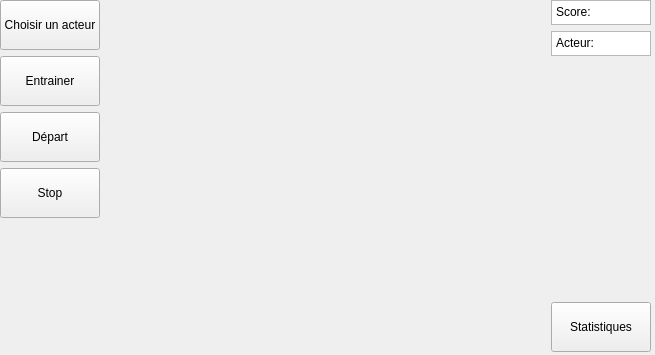
The window that gamewidget.ui (VaelK/snake) describes before a commit, drawn with Qt 5.
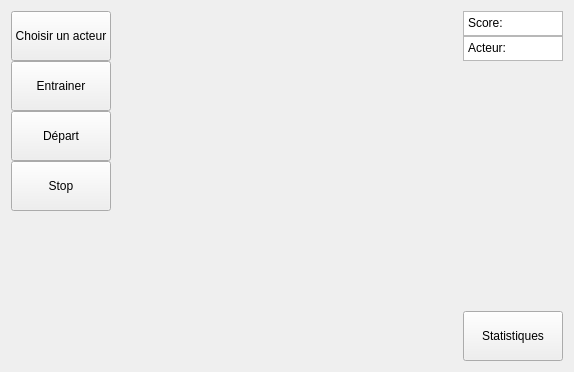
The same window after the commit.

Commit message:
all widgets are scaled according the main window
merge

```diff
--- a/gamewidget.ui
+++ b/gamewidget.ui
@@ -6,23 +6,34 @@
    <rect>
     <x>0</x>
     <y>0</y>
-    <width>655</width>
-    <height>355</height>
+    <width>574</width>
+    <height>370</height>
    </rect>
   </property>
+  <property name="sizePolicy">
+   <sizepolicy hsizetype="Maximum" vsizetype="Expanding">
+    <horstretch>1</horstretch>
+    <verstretch>1</verstretch>
+   </sizepolicy>
+  </property>
   <property name="windowTitle">
    <string>Form</string>
   </property>
-  <widget class="QWidget" name="">
-   <property name="geometry">
-    <rect>
-     <x>0</x>
-     <y>0</y>
-     <width>651</width>
-     <height>352</height>
-    </rect>
-   </property>
-   <layout class="QHBoxLayout" name="horizontalLayout">
+  <property name="autoFillBackground">
+   <bool>false</bool>
+  </property>
+  <layout class="QGridLayout" name="gridLayout">
+   <item row="0" column="0">
+    <layout class="QHBoxLayout" name="horizontalLayout" stretch="0,0,0">
+     <property name="spacing">
+      <number>0</number>
+     </property>
+     <property name="sizeConstraint">
+      <enum>QLayout::SetMinAndMaxSize</enum>
+     </property>
+     <property name="rightMargin">
+      <number>0</number>
+     </property>
     <item>
      <layout class="QVBoxLayout" name="verticalLayout">
       <item>
@@ -216,7 +227,8 @@
      </layout>
     </item>
    </layout>
-  </widget>
+   </item>
+  </layout>
  </widget>
  <resources/>
  <connections/>
```
Left out of the diff: 4 changed lines with no effect on the pictures. Lines whose indentation alone changed are shown as unchanged. The commit also changes 6 other files.
